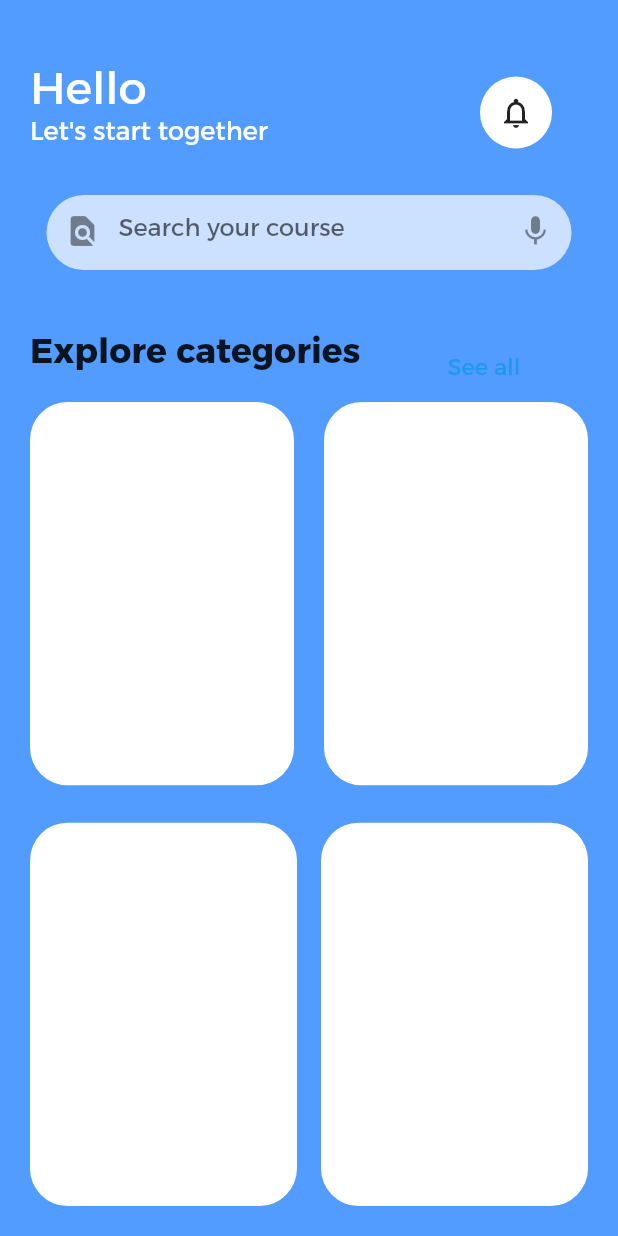
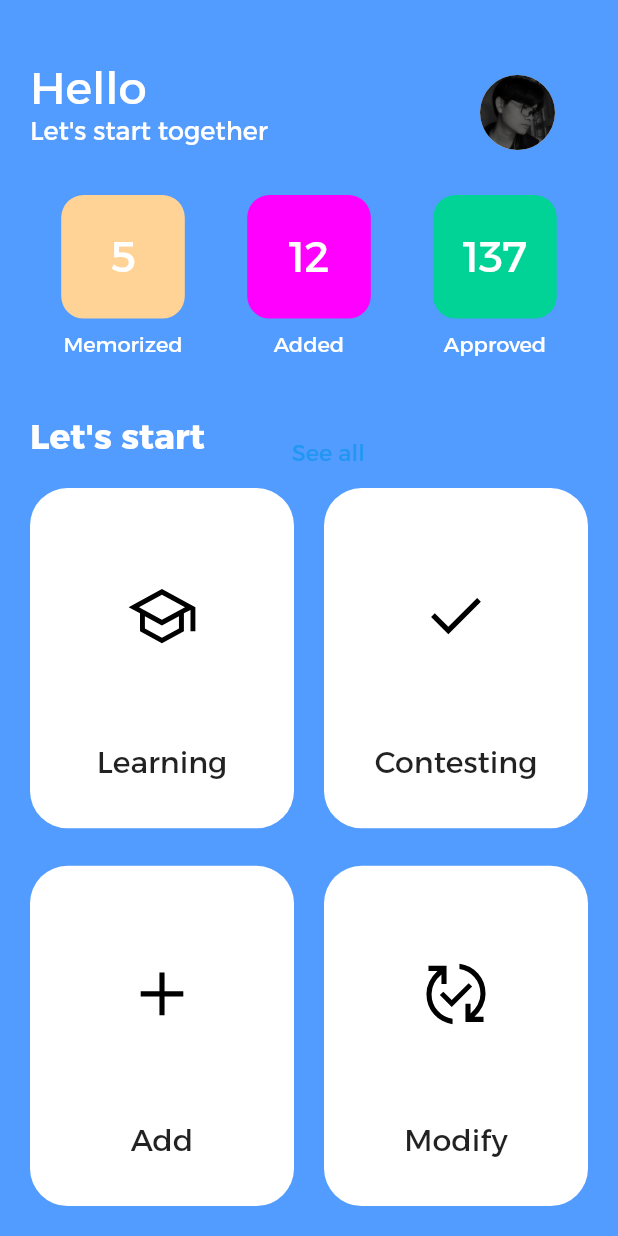
Before and after one commit to alexcao194/flash_card, a Flutter app: the screen it shows after launch, on a phone screen of 412 x 824 dp. Run offline on Flutter 3.47's test engine with Material 2 defaults, Android fonts, the phone set to English and light mode, and no system bars; our stand-ins replace equatable, flutter_bloc, flutter_svg.

Commit message:
draft of home screen

```diff
--- a/lib/app/home/page/course.dart
+++ /dev/null
@@ -1,29 +0,0 @@
-import 'package:flutter/material.dart';
-
-class Course extends StatelessWidget {
-  const Course({
-    Key? key,
-  }) : super(key: key);
-
-  @override
-  Widget build(BuildContext context) {
-    return GestureDetector(
-      onTap: (){},
-      child: Stack(
-        children: [
-          Container(
-            decoration: BoxDecoration(
-              color: Colors.white,
-              borderRadius: BorderRadius.circular(25),
-            ),
-          ),
-          Container(
-            height: 75,
-
-          )
-        ],
-
-      ),
-    );
-  }
-}
--- a/lib/app/home/page/home_sc.dart
+++ b/lib/app/home/page/home_sc.dart
@@ -1,6 +1,10 @@
+import 'package:flash_card/app/home/widget/counter.dart';
 import 'package:flash_card/config/app_color.dart';
+import 'package:flash_card/config/app_path.dart';
+import 'package:flash_card/service/app_router/app_router.dart';
 import 'package:flutter/material.dart';
-import 'course.dart';
+import 'package:flutter_svg/flutter_svg.dart';
+import '../widget/course.dart';
 
 class HomeSC extends StatelessWidget {
   const HomeSC({Key? key}) : super(key: key);
@@ -10,13 +14,6 @@ class HomeSC extends StatelessWidget {
     return Scaffold(
       backgroundColor: AppColor.blue,
       body: Stack(children: [
-        // Container(
-        //   height: 200,
-        //   decoration: const BoxDecoration(
-        //     borderRadius: BorderRadius.vertical(bottom: Radius.circular(25)),
-        //     color: Colors.deepPurple,
-        //   ),
-        // ),
         Padding(
           padding: const EdgeInsets.all(20.0),
           child: Column(
@@ -34,43 +31,53 @@ class HomeSC extends StatelessWidget {
                       ),
                       Text(
                         "Let's start together",
-                        style: TextStyle(fontSize: 17, color: Colors.white,),
+                        style: TextStyle(fontSize: 17, color: Colors.white),
                       ),
                     ],
                   ),
                 ),
                 Container(
+                  height: 50,
+                  width: 50,
                   decoration: const BoxDecoration(
                     shape: BoxShape.circle,
                     color: Colors.white,
                   ),
-                  child: IconButton(
-                    onPressed: () {},
-                    icon: const Icon(Icons.notifications_outlined),
+                  child: ClipRRect(
+                    borderRadius: BorderRadius.circular(100.0),
+                    child: Image.asset(AppPath.avatarImage, fit: BoxFit.cover)
                   ),
                 ),
               ]),
-              Container(
-                height: 50,
-                width: 350,
-                decoration: BoxDecoration(borderRadius: BorderRadius.circular(50), color: Colors.white70),
-                child: const TextField(
-                  decoration: InputDecoration(
-                    border: InputBorder.none,
-                    prefixIcon: Icon(Icons.find_in_page_rounded),
-                    hintText: 'Search your course',
-                    suffixIcon: Icon(Icons.mic),
+              Row(
+                mainAxisAlignment: MainAxisAlignment.spaceAround,
+                children: const [
+                  Counter(
+                    label: 'Memorized',
+                    color: AppColor.orange,
+                    counter: 5,
                   ),
-                ),
+                  Counter(
+                    label: 'Added',
+                    color: AppColor.violet,
+                    counter: 12,
+                  ),
+                  Counter(
+                    label: 'Approved',
+                    color: AppColor.green,
+                    counter: 137,
+                  )
+                ],
               ),
               const SizedBox(height: 40),
               Row(
                 crossAxisAlignment: CrossAxisAlignment.start,
                 children: [
                   const Text(
-                    "Explore categories",
+                    "Let's start",
                     style: TextStyle(
                       fontSize: 23,
+                      color: Colors.white,
                       fontWeight: FontWeight.bold,
                     ),
                   ),
@@ -89,10 +96,19 @@ class HomeSC extends StatelessWidget {
               Expanded(
                 child: Row(
                   mainAxisAlignment: MainAxisAlignment.spaceAround,
-                  children: const [
-                    Expanded(child: Course()),
-                    SizedBox(width: 20.0),
-                    Expanded(child: Course()),
+                  children: [
+                    Expanded(child: Course(
+                      label: 'Learning',
+                      child: SvgPicture.asset(AppPath.learnIcon),
+                      onTap: () {
+                        AppRouter.navigatorKey.currentState?.pushNamed(AppRoutes.flashCard);
+                      },
+                    )),
+                    const SizedBox(width: 20.0),
+                    Expanded(child: Course(
+                      label: 'Contesting',
+                      child: SvgPicture.asset(AppPath.doneIcon),
+                    )),
                   ],
                 ),
               ),
@@ -100,10 +116,16 @@ class HomeSC extends StatelessWidget {
               Expanded(
                 child: Row(
                   mainAxisAlignment: MainAxisAlignment.spaceAround,
-                  children: const [
-                    Expanded(child: Course()),
-                    SizedBox(width: 16.0),
-                    Expanded(child: Course()),
+                  children: [
+                    Expanded(child: Course(
+                      label: 'Add',
+                      child: SvgPicture.asset(AppPath.addIcon),
+                    )),
+                    const SizedBox(width: 20.0),
+                    Expanded(child: Course(
+                      label: 'Modify',
+                      child: SvgPicture.asset(AppPath.modifyIcon),
+                    )),
                   ],
                 ),
               ),
--- /dev/null
+++ b/lib/app/home/widget/counter.dart
@@ -0,0 +1,32 @@
+import 'package:flutter/material.dart';
+
+class Counter extends StatelessWidget {
+  const Counter({Key? key, required this.color, required this.counter, required this.label}) : super(key: key);
+
+  final Color color;
+  final int counter;
+  final String label;
+
+  @override
+  Widget build(BuildContext context) {
+    var size = MediaQuery.of(context).size;
+    return Column(
+      children: [
+        Container(
+          height: size.width * 0.2,
+          width: size.width * 0.2,
+          decoration: BoxDecoration(
+              color: color,
+              borderRadius: BorderRadius.circular(15.0)
+          ),
+          child: Center(child: Text(counter.toString(),
+              style: const TextStyle(fontSize: 28, color: Colors.white))),
+        ),
+        Padding(
+          padding: const EdgeInsets.only(top: 8.0),
+          child: Text(label, style: const TextStyle(color: Colors.white)),
+        )
+      ],
+    );
+  }
+}
--- /dev/null
+++ b/lib/app/home/widget/course.dart
@@ -0,0 +1,32 @@
+import 'package:flash_card/config/app_color.dart';
+import 'package:flutter/material.dart';
+
+class Course extends StatelessWidget {
+  const Course({Key? key, required this.label, required this.child, this.onTap}) : super(key: key);
+
+  final String label;
+  final Widget child;
+  final VoidCallback? onTap;
+
+  @override
+  Widget build(BuildContext context) {
+    return GestureDetector(
+      onTap: onTap,
+      child: Container(
+        decoration: BoxDecoration(
+          color: Colors.white,
+          borderRadius: BorderRadius.circular(25),
+        ),
+        child: Column(
+          children: [
+            Expanded(child: child),
+            Padding(
+              padding: const EdgeInsets.only(bottom: 32.0),
+              child: Text(label, style: const TextStyle(fontSize: 20)),
+            )
+          ],
+        ),
+      ),
+    );
+  }
+}
--- /dev/null
+++ b/lib/config/app_path.dart
@@ -0,0 +1,7 @@
+class AppPath {
+  static const String doneIcon = 'assets/icon/done.svg';
+  static const String learnIcon = 'assets/icon/learn.svg';
+  static const String addIcon = 'assets/icon/add.svg';
+  static const String modifyIcon = 'assets/icon/modify.svg';
+  static const String avatarImage = 'assets/image/avatar.png';
+}
--- a/pubspec.yaml
+++ b/pubspec.yaml
@@ -38,6 +38,7 @@ dependencies:
   cupertino_icons: ^1.0.2
   equatable: ^2.0.5
   flutter_bloc: ^8.1.1
+  flutter_svg: ^1.1.6
 
 dev_dependencies:
   flutter_test:
@@ -66,6 +67,9 @@ flutter:
   #   - images/a_dot_burr.jpeg
   #   - images/a_dot_ham.jpeg
   # assets:
+  assets:
+    - assets/icon/
+    - assets/image/avatar.png
 
 
   # An image asset can refer to one or more resolution-specific "variants", see
```
Also changed, not shown: assets/icon/add.svg (added), assets/icon/done.svg (added), assets/icon/learn.svg (added), assets/icon/modify.svg (added), assets/image/avatar.png (added), pubspec.lock.
